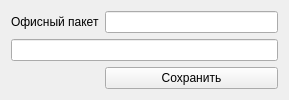
Above: mainwindow.ui from Sergeyego/rtfcpp before the change. Below: the same form after it.
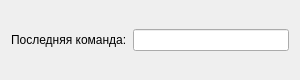
That is the form after the change.

```diff
--- a/mainwindow.ui
+++ b/mainwindow.ui
@@ -6,39 +6,37 @@
    <rect>
     <x>0</x>
     <y>0</y>
-    <width>289</width>
-    <height>91</height>
+    <width>300</width>
+    <height>80</height>
    </rect>
   </property>
+  <property name="minimumSize">
+   <size>
+    <width>300</width>
+    <height>80</height>
+   </size>
+  </property>
+  <property name="maximumSize">
+   <size>
+    <width>300</width>
+    <height>80</height>
+   </size>
+  </property>
   <property name="windowTitle">
    <string>Печать накладных</string>
   </property>
   <widget class="QWidget" name="centralWidget">
-   <layout class="QGridLayout" name="gridLayout">
-    <item row="0" column="1">
-     <widget class="QLineEdit" name="lineEditOffice">
+   <layout class="QHBoxLayout" name="horizontalLayout">
+    <item>
+     <widget class="QLabel" name="label">
       <property name="text">
-       <string/>
+       <string>Последняя команда:</string>
       </property>
      </widget>
     </item>
-    <item row="1" column="0" colspan="2">
+    <item>
      <widget class="QLineEdit" name="lineEditMess"/>
     </item>
-    <item row="0" column="0">
-     <widget class="QLabel" name="label_3">
-      <property name="text">
-       <string>Офисный пакет</string>
-      </property>
-     </widget>
-    </item>
-    <item row="2" column="1">
-     <widget class="QPushButton" name="cmdSave">
-      <property name="text">
-       <string>Сохранить</string>
-      </property>
-     </widget>
-    </item>
    </layout>
   </widget>
  </widget>
```
